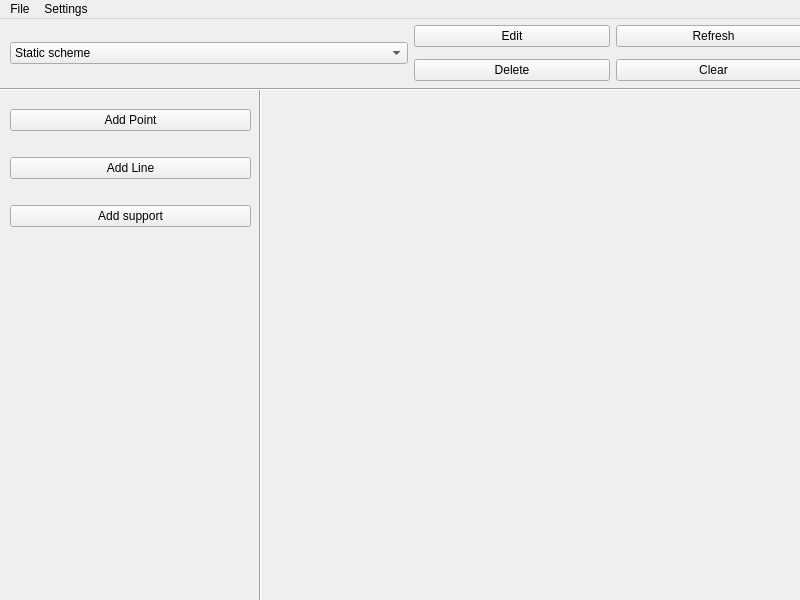
Before: the Qt Designer form GUI/gui.ui in Haudkozaur/masterThesis, drawn with Qt 5.
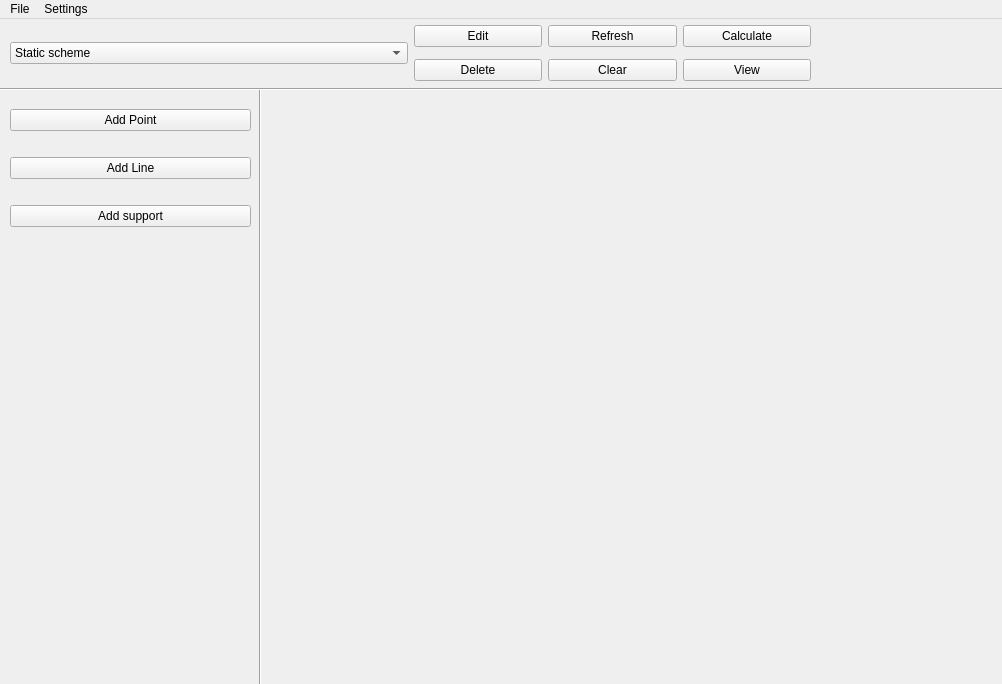
After: the same form once the commit is applied.

Commit message: added view dialog to manage paint events

Diff of the .ui file:
```diff
--- a/GUI/gui.ui
+++ b/GUI/gui.ui
@@ -6,8 +6,8 @@
    <rect>
     <x>0</x>
     <y>0</y>
-    <width>800</width>
-    <height>600</height>
+    <width>1002</width>
+    <height>684</height>
    </rect>
   </property>
   <property name="windowTitle">
@@ -91,10 +91,10 @@
      </item>
      <item>
       <layout class="QGridLayout" name="gridLayout">
-       <item row="0" column="1">
-        <widget class="QPushButton" name="refreshButton">
+       <item row="1" column="0">
+        <widget class="QPushButton" name="deleteObjectButton">
          <property name="text">
-          <string>Refresh</string>
+          <string>Delete</string>
          </property>
         </widget>
        </item>
@@ -105,6 +105,13 @@
          </property>
         </widget>
        </item>
+       <item row="0" column="1">
+        <widget class="QPushButton" name="refreshButton">
+         <property name="text">
+          <string>Refresh</string>
+         </property>
+        </widget>
+       </item>
        <item row="0" column="0">
         <widget class="QPushButton" name="editObjectButton">
          <property name="text">
@@ -112,10 +119,17 @@
          </property>
         </widget>
        </item>
-       <item row="1" column="0">
-        <widget class="QPushButton" name="deleteObjectButton">
+       <item row="0" column="2">
+        <widget class="QPushButton" name="calculateButton">
          <property name="text">
-          <string>Delete</string>
+          <string>Calculate</string>
+         </property>
+        </widget>
+       </item>
+       <item row="1" column="2">
+        <widget class="QPushButton" name="viewButton">
+         <property name="text">
+          <string>View</string>
          </property>
         </widget>
        </item>
@@ -155,7 +169,7 @@
     <rect>
      <x>0</x>
      <y>0</y>
-     <width>800</width>
+     <width>1002</width>
      <height>21</height>
     </rect>
    </property>
```
The commit also changes 8 other files.
